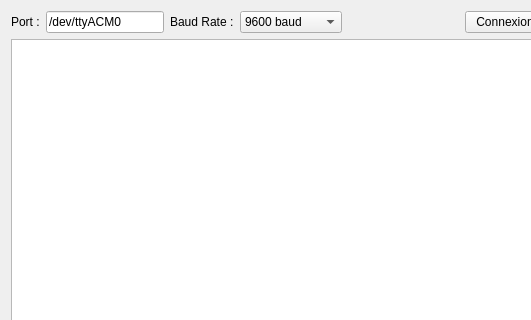
Before: the Qt Designer form arthuino/Arthuino.ui in projetpeip-montp2/badger, drawn with Qt 5; both pictures show x 0 to 531 and y 0 to 320 of the 834 by 401 pixel window.
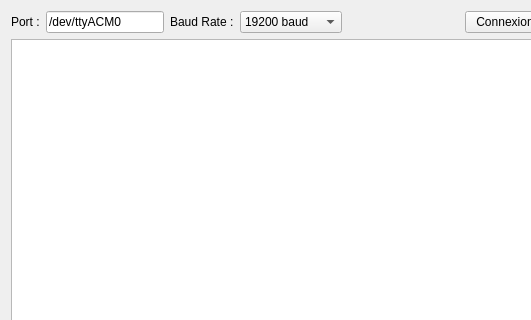
After: the same form once the commit is applied. Icons and pictures are not drawn.

Diff of the .ui file:
```diff
--- a/arthuino/Arthuino.ui
+++ b/arthuino/Arthuino.ui
@@ -55,7 +55,7 @@
        <item>
         <widget class="QComboBox" name="baud">
          <property name="currentIndex">
-          <number>4</number>
+          <number>5</number>
          </property>
          <item>
           <property name="text">
```
